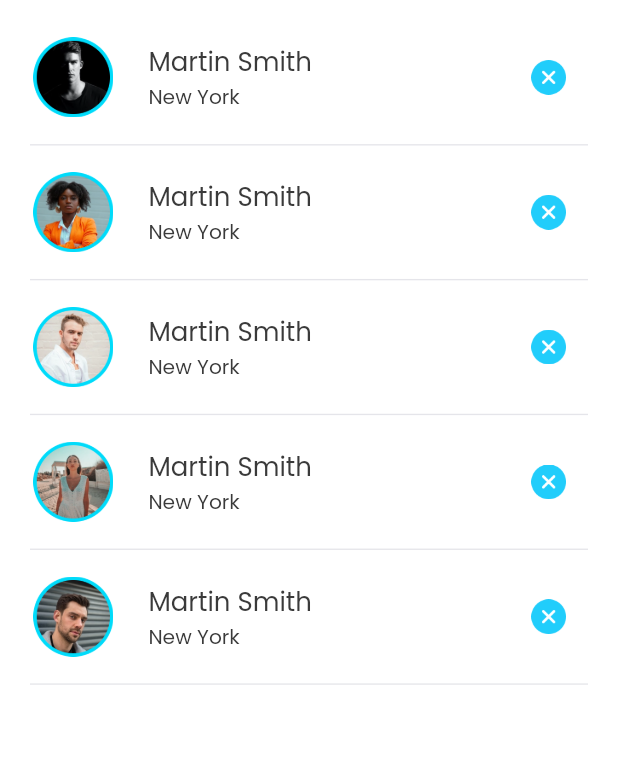
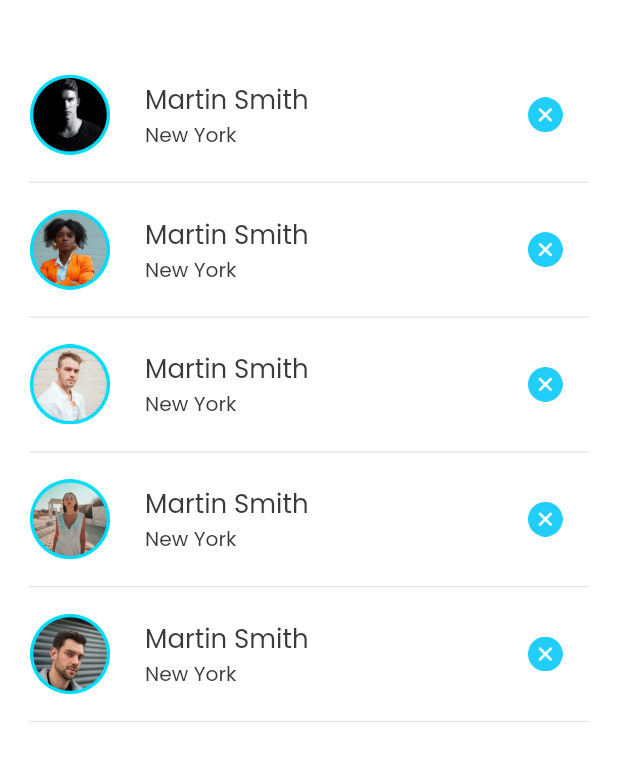
Before and after one commit to Furqan-Ahmed-bot/p2p, a Flutter app: the FRIENDSScreen screen opened by its route, on a phone screen of 412 x 824 dp, the part 84-865 px from its top. Run offline on Flutter 3.47's test engine with Material 2 defaults, Android fonts, the phone set to English and light mode, and no system bars; our stand-ins replace audio_video_progress_bar, cached_network_image, carousel_slider, circular_countdown_timer, dotted_border, file_picker and 14 more; missing offline and left inert: camera_camera, dart:ffi, textfield_tags; accounts and stored records are empty.

Commit message:
10:36 PM 6-4-2023

```diff
--- a/lib/Home/Friends.dart
+++ b/lib/Home/Friends.dart
@@ -53,12 +53,14 @@ class _FRIENDSScreenState extends State<FRIENDSScreen> {
           ),
         ),
       ),
-      body: Container(
-        width: double.infinity,
-        child: SingleChildScrollView(
-          child: Padding(
-            padding: const EdgeInsets.symmetric(horizontal: 20),
-            child: Column(
+      body: DisAllowIndicatorWidget(
+        child: ListView(
+          padding: EdgeInsets.only(
+            top: 28.r,
+            bottom: 30.r,
+            left: 20.r,
+            right: 20.r
+          ),
           children: [
             28.verticalSpace,
             martin("assets/images/1.png"),
@@ -81,8 +83,6 @@ class _FRIENDSScreenState extends State<FRIENDSScreen> {
             20.verticalSpace,
             Dividerr(),
           ],
-            ),
-          ),
         ),
       ),
     );
--- a/lib/main.dart
+++ b/lib/main.dart
@@ -79,7 +79,7 @@ class _MyAppState extends State<MyApp> {
             ),
             GetPage(
               name: '/CHECKOUTScreen',
-              page: (() => CHECKOUTScreen()),
+              page: (() => CheckoutScreen()),
             ),
             GetPage(
               name: '/NOTIFICATIONSScreen',
```
Also changed, not shown: lib/Home/CheckOut.dart (+11 -18 lines), lib/Home/EditProfile.dart (+4 -11 lines). Lines whose indentation alone changed are shown as unchanged.
